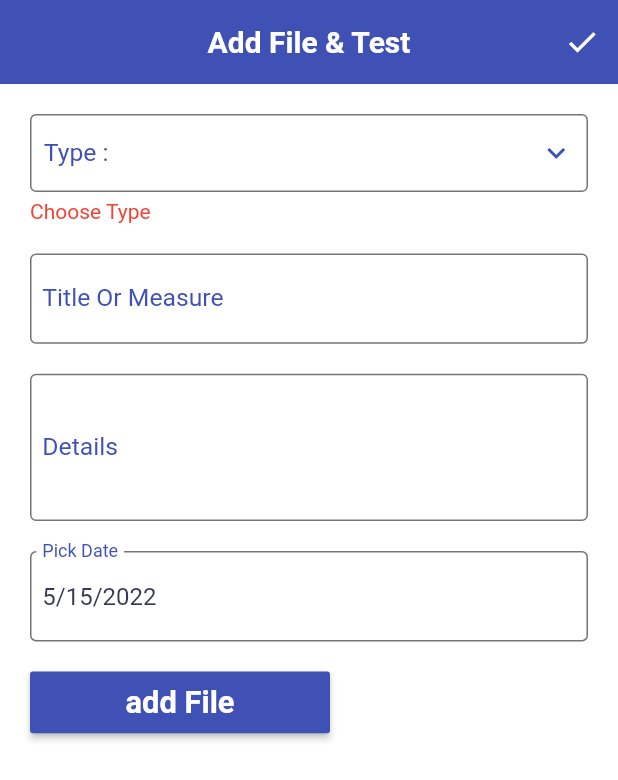
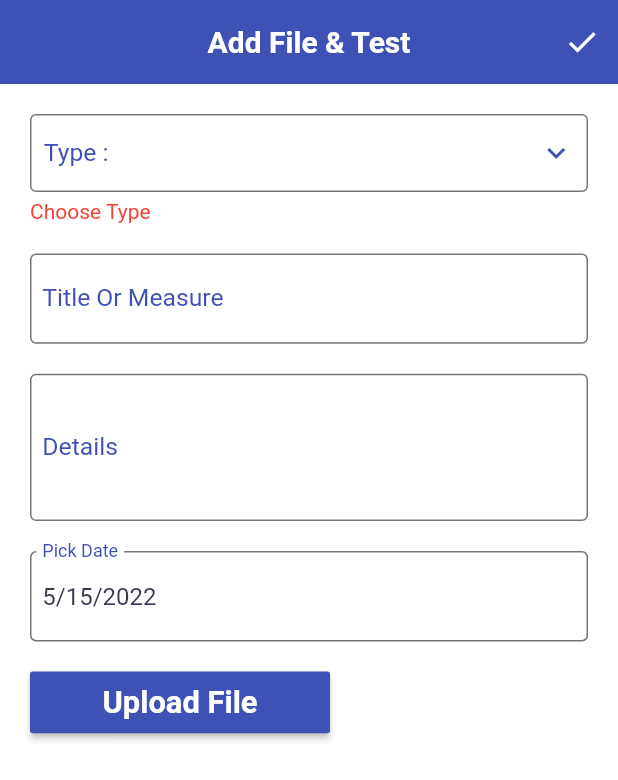
Before and after one commit to ZeraW/medical_app, a Flutter app: the AddFile screen opened directly, after a tap on the "check" icon, on a phone screen of 412 x 824 dp. Shown: the top 780 px of the screen. Run offline on Flutter 3.47's test engine with Material 2 defaults, Android fonts, the phone set to English and light mode, and no system bars; our stand-ins replace bot_toast, cached_network_image, cloud_firestore, file_picker, firebase_auth, firebase_core and 10 more; accounts and stored records are empty.

Commit message:
last edit hopefully

```diff
--- a/lib/ui_screens/home_widgets/doctor/add_diagnosis.dart
+++ b/lib/ui_screens/home_widgets/doctor/add_diagnosis.dart
@@ -129,7 +129,7 @@ class _AddDiagnosisScreenState extends State<AddDiagnosisScreen> {
                     color: xColors.mainColor,
                     padding: EdgeInsets.all(15),
                     child: Text(
-                      'Add File',
+                      'Add File & Test',
                       style: TextStyle(
                           color: Colors.white,
                           fontSize: 15,
--- a/lib/ui_screens/home_widgets/patient/medical_history.dart
+++ b/lib/ui_screens/home_widgets/patient/medical_history.dart
@@ -316,7 +316,7 @@ class _AddFileState extends State<AddFile> {
                     color: xColors.mainColor,
                     child: Center(
                       child: Text(
-                        "add File",
+                        "Upload File",
                         style: TextStyle(
                             fontWeight: FontWeight.w600,
                             color: Colors.white,
@@ -352,6 +352,11 @@ class _AddFileState extends State<AddFile> {
       clear();
       setState(() {
         _detailsError = 'add Details';
+      });
+    }else if (file == null && (_type=='X Rays' || _type=='Others')) {
+      clear();
+      setState(() {
+        _fileError = "Please Upload File";
       });
     }  else {
       clear();
```
Also changed, not shown: lib/ui_screens/home_widgets/doctor/doctor_appointment.dart (+24 -10 lines), 1 other file.
